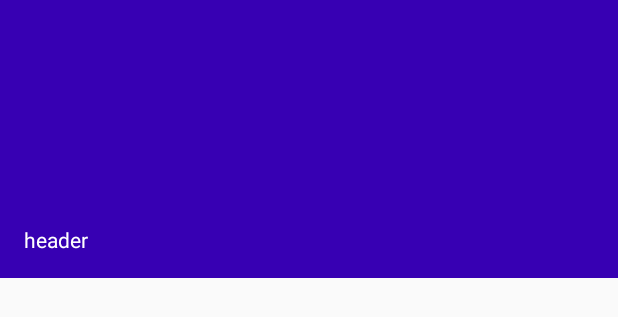
After one commit to eliadgavri/BarberMe, an Android app: the layout header_layout.xml on its own in the app's theme, with its tools: preview values and no code run, on a phone screen of 412 x 824 dp. The commit adds this screen. Shown: the top 317 px of the screen. Run offline under Robolectric (Android 15) with nearby library versions, the phone set to English and light mode, and no system bars.

Commit message:
26/9/20 14:36

```diff
--- a/app/src/main/java/com/example/barberme/ui/SplashScreenActivity.java
+++ b/app/src/main/java/com/example/barberme/ui/SplashScreenActivity.java
@@ -27,11 +27,10 @@ public class SplashScreenActivity extends AppCompatActivity
     protected void onStart() {
         super.onStart();
         handler.postDelayed(() -> {
-            /*if(auth.getCurrentUser() != null)
+            if(auth.getCurrentUser() != null)
                 startActivity(new Intent(SplashScreenActivity.this, MainActivity.class));
             else
-                startActivity(new Intent(SplashScreenActivity.this, SignInUpActivity.class));*/
-            startActivity(new Intent(SplashScreenActivity.this, SignInUpActivity.class));
+                startActivity(new Intent(SplashScreenActivity.this, SignInUpActivity.class));
             finish();
         }, 3000);
     }
--- /dev/null
+++ b/app/src/main/res/layout/header_layout.xml
@@ -0,0 +1,19 @@
+<?xml version="1.0" encoding="utf-8"?>
+<LinearLayout
+    xmlns:android="http://schemas.android.com/apk/res/android"
+    android:layout_width="match_parent"
+    android:layout_height="185dp"
+    android:padding="16dp"
+    android:theme="@style/ThemeOverlay.AppCompat.Dark"
+    android:gravity="bottom"
+    android:background="@color/colorPrimaryDark"
+    android:orientation="vertical">
+
+    <TextView
+        android:layout_width="match_parent"
+        android:layout_height="wrap_content"
+        android:id="@+id/navigation_header_tv"
+        android:text="header"
+        android:textAppearance="@style/TextAppearance.AppCompat.Body1"/>
+
+</LinearLayout>
```
Also changed, not shown: app/src/main/java/com/example/barberme/ui/MainActivity.java (+74 -2 lines), app/src/main/java/com/example/barberme/ui/SignInUpActivity.java (+17 -22 lines), app/src/main/res/layout/activity_main.xml (+4 -3 lines), app/src/main/res/menu/drawer_menu.xml (+16 -2 lines).
